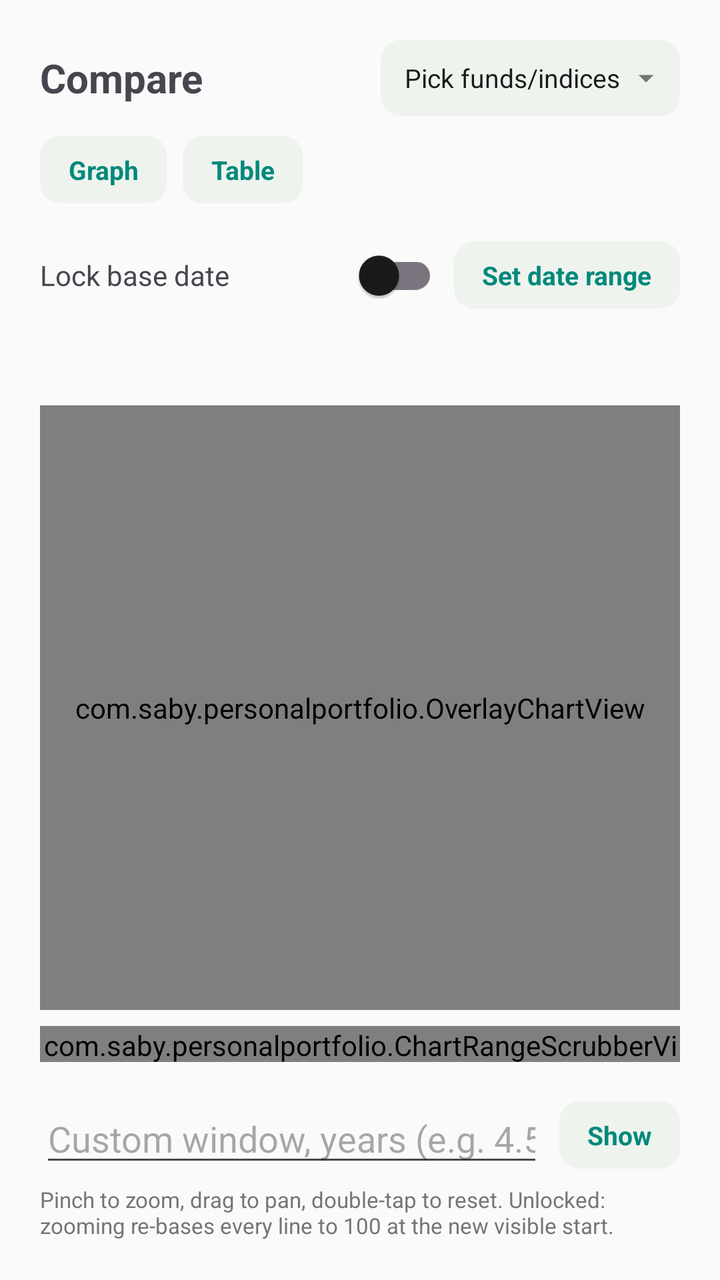
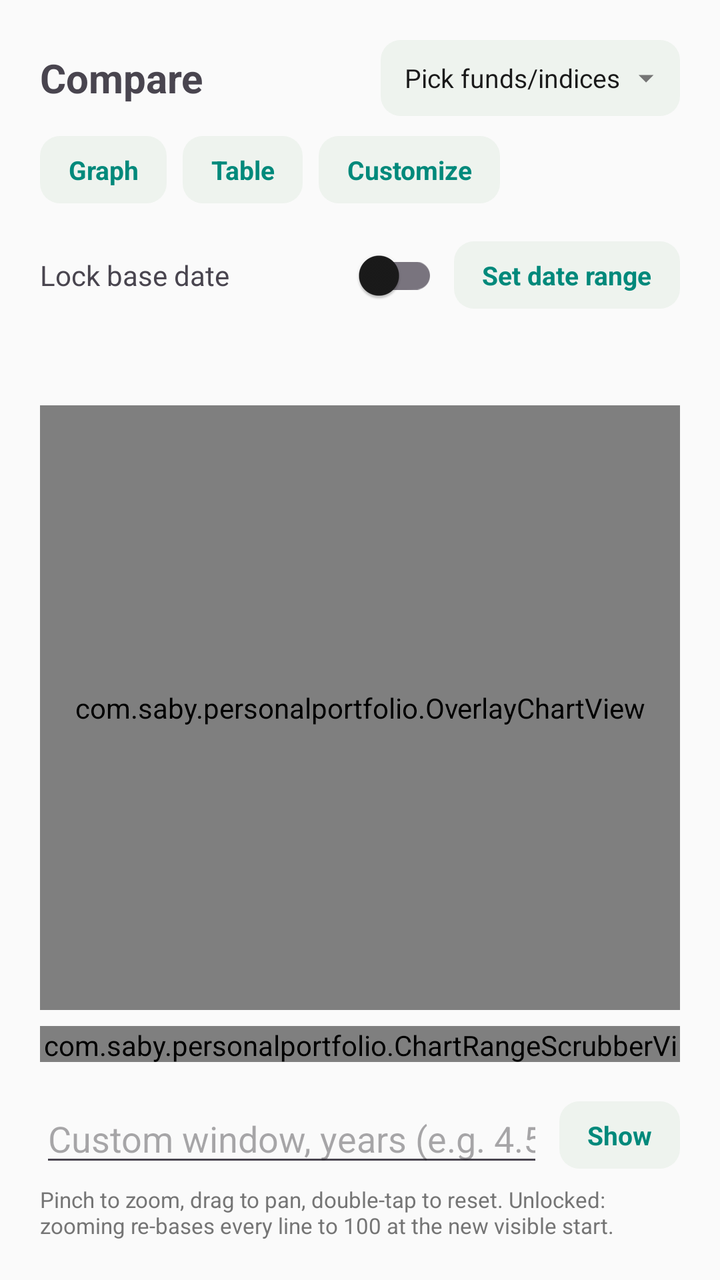

Before-and-after screenshots of an Android layout around one commit, followed by the original layout XML and the change that was made.
<!-- AndroidManifest.xml: application theme Theme.PersonalPortfolio -->
<!-- res/layout/activity_comparison.xml -->
<?xml version="1.0" encoding="utf-8"?>
<LinearLayout xmlns:android="http://schemas.android.com/apk/res/android"
    android:layout_width="match_parent"
    android:layout_height="match_parent"
    android:orientation="vertical"
    android:padding="20dp">

    <LinearLayout
        android:layout_width="match_parent"
        android:layout_height="wrap_content"
        android:orientation="horizontal"
        android:gravity="center_vertical">

        <TextView
            android:layout_width="0dp"
            android:layout_height="wrap_content"
            android:layout_weight="1"
            android:text="Compare"
            android:textSize="20sp"
            android:textStyle="bold" />

        <TextView
            android:id="@+id/comparisonPickButton"
            style="@style/ProgressionDropdownTab"
            android:layout_width="wrap_content"
            android:text="Pick funds/indices" />

    </LinearLayout>

    
    <LinearLayout
        android:layout_width="match_parent"
        android:layout_height="wrap_content"
        android:layout_marginTop="10dp"
        android:orientation="horizontal">

        <TextView
            android:id="@+id/comparisonTabGraph"
            style="@style/ActionChip"
            android:layout_width="wrap_content"
            android:layout_marginEnd="8dp"
            android:text="Graph" />

        <TextView
            android:id="@+id/comparisonTabTable"
            style="@style/ActionChip"
            android:layout_width="wrap_content"
            android:text="Table" />

    </LinearLayout>

    
    <LinearLayout
        android:id="@+id/comparisonGraphContainer"
        android:layout_width="match_parent"
        android:layout_height="0dp"
        android:layout_weight="1"
        android:orientation="vertical">

    <LinearLayout
        android:layout_width="match_parent"
        android:layout_height="wrap_content"
        android:layout_marginTop="12dp"
        android:orientation="horizontal"
        android:gravity="center_vertical">

        <TextView
            android:layout_width="0dp"
            android:layout_height="wrap_content"
            android:layout_weight="1"
            android:text="Lock base date"
            android:textSize="14sp" />

        <com.google.android.material.switchmaterial.SwitchMaterial
            android:id="@+id/comparisonLockSwitch"
            android:layout_width="wrap_content"
            android:layout_height="wrap_content" />

        <TextView
            android:id="@+id/comparisonSetDateRange"
            style="@style/ActionChip"
            android:layout_width="wrap_content"
            android:layout_marginStart="8dp"
            android:text="Set date range" />

    </LinearLayout>

    <TextView
        android:id="@+id/comparisonScrubbed"
        android:layout_width="match_parent"
        android:layout_height="wrap_content"
        android:layout_marginTop="10dp"
        android:lineSpacingExtra="4dp"
        android:textSize="14sp"
        android:textColor="@color/colorOnSurface" />

    <com.saby.personalportfolio.OverlayChartView
        android:id="@+id/comparisonChart"
        android:layout_width="match_parent"
        android:layout_height="0dp"
        android:layout_weight="1"
        android:layout_marginTop="12dp" />

    
    <com.saby.personalportfolio.ChartRangeScrubberView
        android:id="@+id/comparisonChartScrubber"
        android:layout_width="match_parent"
        android:layout_height="18dp"
        android:layout_marginTop="8dp" />

    
    <HorizontalScrollView
        android:layout_width="match_parent"
        android:layout_height="wrap_content"
        android:layout_marginTop="8dp"
        android:scrollbars="none">

        <LinearLayout
            android:id="@+id/comparisonRangePresets"
            android:layout_width="wrap_content"
            android:layout_height="wrap_content"
            android:orientation="horizontal" />

    </HorizontalScrollView>

    
    <LinearLayout
        android:layout_width="match_parent"
        android:layout_height="wrap_content"
        android:layout_marginTop="8dp"
        android:orientation="horizontal"
        android:gravity="center_vertical">

        <EditText
            android:id="@+id/comparisonChartWindowYears"
            android:layout_width="0dp"
            android:layout_weight="1"
            android:layout_height="wrap_content"
            android:hint="Custom window, years (e.g. 4.5)"
            android:inputType="numberDecimal" />

        <TextView
            android:id="@+id/comparisonChartWindowYearsShow"
            style="@style/ActionChip"
            android:layout_width="wrap_content"
            android:layout_marginStart="8dp"
            android:text="Show" />

    </LinearLayout>

    <TextView
        android:layout_width="match_parent"
        android:layout_height="wrap_content"
        android:layout_marginTop="4dp"
        android:text="Pinch to zoom, drag to pan, double-tap to reset. Unlocked: zooming re-bases every line to 100 at the new visible start."
        android:textSize="11sp"
        android:textColor="@color/colorNeutral" />

    </LinearLayout>

    
    <androidx.core.widget.NestedScrollView
        android:id="@+id/comparisonTableContainer"
        android:layout_width="match_parent"
        android:layout_height="0dp"
        android:layout_weight="1"
        android:visibility="gone">

        <LinearLayout
            android:id="@+id/comparisonTableSectionsRoot"
            android:layout_width="match_parent"
            android:layout_height="wrap_content"
            android:orientation="vertical" />

    </androidx.core.widget.NestedScrollView>

    <TextView
        android:id="@+id/comparisonEmptyState"
        android:layout_width="match_parent"
        android:layout_height="wrap_content"
        android:layout_marginTop="16dp"
        android:textSize="14sp"
        android:textColor="@color/colorNeutral"
        android:visibility="gone" />

</LinearLayout>
<!-- resources referenced by this layout -->
<resources>
  <color name="colorNeutral">#757575</color>
  <color name="colorOnSurface">#1A1A1A</color>
  <style name="ActionChip">
          <item name="android:layout_height">wrap_content</item>
          <item name="android:paddingStart">14dp</item>
          <item name="android:paddingEnd">14dp</item>
          <item name="android:paddingTop">8dp</item>
          <item name="android:paddingBottom">8dp</item>
          <item name="android:background">@drawable/dropdown_tab_background</item>
          <item name="android:textSize">13sp</item>
          <item name="android:textStyle">bold</item>
          <item name="android:textColor">@color/colorSecondary</item>
          <item name="android:gravity">center</item>
          <item name="android:clickable">true</item>
          <item name="android:focusable">true</item>
      </style>
  <style name="ProgressionDropdownTab">
          <item name="android:layout_height">wrap_content</item>
          <item name="android:paddingStart">12dp</item>
          <item name="android:paddingEnd">8dp</item>
          <item name="android:paddingTop">10dp</item>
          <item name="android:paddingBottom">10dp</item>
          <item name="android:background">@drawable/dropdown_tab_background</item>
          <item name="android:textSize">13sp</item>
          <item name="android:textColor">@color/colorOnSurface</item>
          <item name="android:singleLine">true</item>
          <item name="android:ellipsize">end</item>
          <item name="android:drawableEnd">@drawable/ic_dropdown_caret</item>
          <item name="android:drawablePadding">4dp</item>
          <item name="android:gravity">center_vertical</item>
          <item name="android:clickable">true</item>
          <item name="android:focusable">true</item>
      </style>
  <style name="Theme.PersonalPortfolio" parent="Theme.Material3.DayNight.NoActionBar">
          <item name="colorPrimary">@color/colorPrimary</item>
          <item name="colorPrimaryVariant">@color/colorPrimaryVariant</item>
          <item name="colorOnPrimary">@color/colorOnPrimary</item>
  
          <item name="colorSecondary">@color/colorSecondary</item>
          <item name="colorOnSecondary">@color/colorOnSecondary</item>
  
          <item name="android:colorBackground">@color/colorBackground</item>
          <item name="colorOnBackground">@color/colorOnBackground</item>
  
          <item name="colorSurface">@color/colorSurface</item>
          <item name="colorOnSurface">@color/colorOnSurface</item>
  
          <item name="android:statusBarColor">@color/colorPrimaryVariant</item>
      </style>
  <!-- drawable dropdown_tab_background (drawable) -->
  <?xml version="1.0" encoding="utf-8"?>
  <shape xmlns:android="http://schemas.android.com/apk/res/android"
      android:shape="rectangle">
      <solid android:color="@color/colorSurfaceVariant" />
      <corners android:radius="10dp" />
  </shape>
  <color name="colorSecondary">#00897B</color>
  <!-- drawable ic_dropdown_caret (drawable) -->
  <vector xmlns:android="http://schemas.android.com/apk/res/android"
      android:width="18dp"
      android:height="18dp"
      android:viewportWidth="24"
      android:viewportHeight="24">
      <path
          android:fillColor="#757575"
          android:pathData="M7,10l5,5 5,-5z" />
  </vector>
  <color name="colorPrimary">#1B5E20</color>
  <color name="colorPrimaryVariant">#0D3B12</color>
  <color name="colorOnPrimary">#FFFFFF</color>
  <color name="colorOnSecondary">#FFFFFF</color>
  <color name="colorBackground">#FAFAFA</color>
  <color name="colorOnBackground">#1A1A1A</color>
  <color name="colorSurface">#FFFFFF</color>
  <color name="colorSurfaceVariant">#EEF3EE</color>
</resources>

<!-- the commit's change to res/layout/activity_comparison.xml (unified diff, before → after) -->
@@ -45,7 +45,14 @@
             android:id="@+id/comparisonTabTable"
             style="@style/ActionChip"
             android:layout_width="wrap_content"
+            android:layout_marginEnd="8dp"
             android:text="Table" />
+
+        <TextView
+            android:id="@+id/comparisonCustomizeButton"
+            style="@style/ActionChip"
+            android:layout_width="wrap_content"
+            android:text="Customize" />
 
     </LinearLayout>
 
